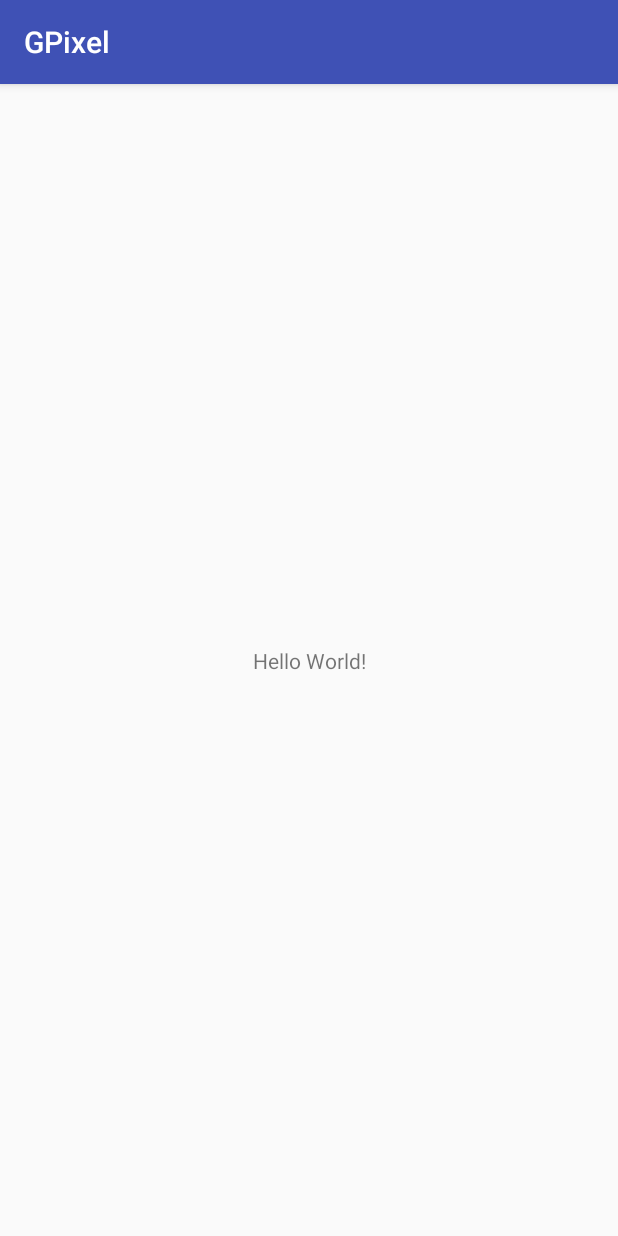
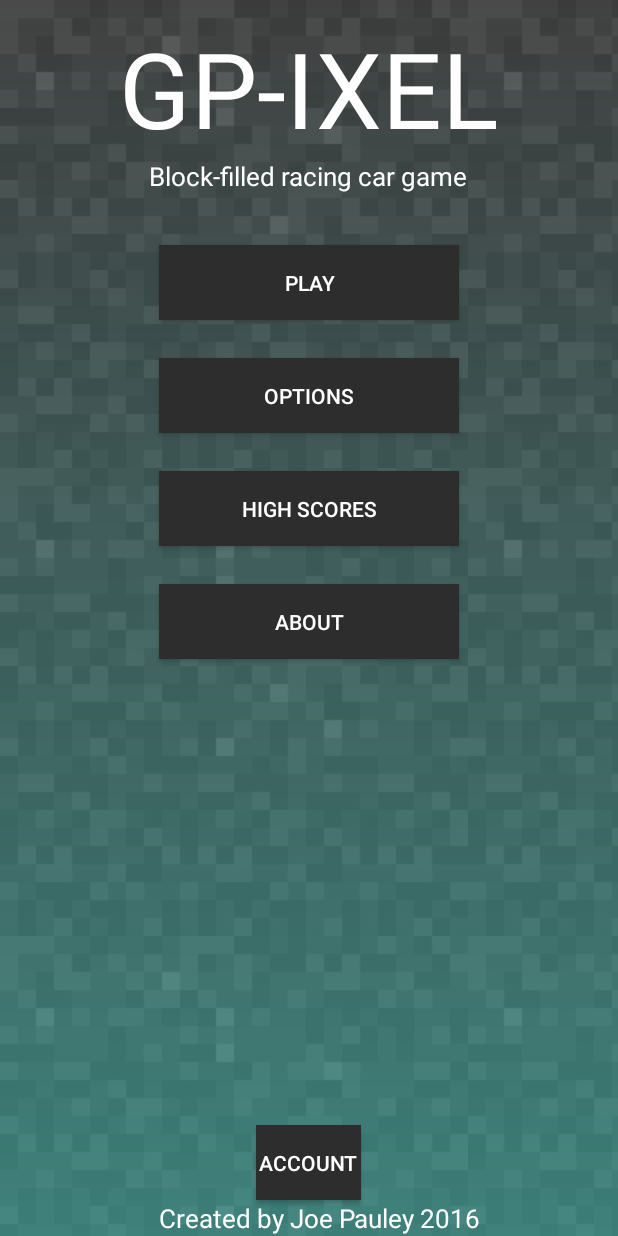
Before and after one commit to nebbsie/GPixel, an Android app: the screen it shows after launch (menu_activity), on a phone screen of 412 x 824 dp. Run offline under Robolectric (Android 15) with nearby library versions, the light colour scheme and no system bars.

Commit message:
Added the play button. And the selec car activity.

```diff
--- a/app/src/main/AndroidManifest.xml
+++ b/app/src/main/AndroidManifest.xml
@@ -9,13 +9,14 @@
         android:roundIcon="@mipmap/ic_launcher_round"
         android:supportsRtl="true"
         android:theme="@style/AppTheme">
-        <activity android:name=".menu_activity">
+        <activity android:name=".activities.menu_activity">
             <intent-filter>
                 <action android:name="android.intent.action.MAIN" />
 
                 <category android:name="android.intent.category.LAUNCHER" />
             </intent-filter>
         </activity>
+        <activity android:name=".activities.select_car_activity"></activity>
     </application>
 
 </manifest>
--- /dev/null
+++ b/app/src/main/java/com/bluecrabstudios/gpixel/activities/menu_activity.java
@@ -0,0 +1,97 @@
+package com.bluecrabstudios.gpixel.activities;
+
+import android.app.Activity;
+import android.content.Intent;
+import android.graphics.Point;
+import android.graphics.drawable.TransitionDrawable;
+import android.os.Bundle;
+import android.view.Display;
+import android.view.View;
+import android.view.Window;
+import android.view.WindowManager;
+import android.widget.Button;
+import android.widget.RelativeLayout;
+
+import com.bluecrabstudios.gpixel.R;
+
+public class menu_activity extends Activity {
+
+    public static final String TAG = "MENU_ACTIVITY";
+
+    private int width, height;
+
+    @Override
+    protected void onCreate(Bundle savedInstanceState) {
+        super.onCreate(savedInstanceState);
+
+        // Sets the screen to fullscreen.
+        requestWindowFeature(Window.FEATURE_NO_TITLE);
+        getWindow().addFlags(WindowManager.LayoutParams.FLAG_KEEP_SCREEN_ON);
+        getWindow().setFlags(WindowManager.LayoutParams.FLAG_FULLSCREEN, WindowManager.LayoutParams.FLAG_FULLSCREEN);
+
+        // Sets the view to the menu activity.
+        setContentView(R.layout.menu_activity);
+
+        // Get display settings.
+        Display display = getWindowManager().getDefaultDisplay();
+        Point size = new Point();
+        display.getSize(size);
+        width = size.x;
+        height = size.y;
+
+        // Setup the buttons on the home screen.
+        setup();
+    }
+
+    private void setup() {
+
+        RelativeLayout rl = (RelativeLayout) findViewById(R.id.rel_layout);
+        TransitionDrawable transition = (TransitionDrawable) rl.getBackground();
+        transition.startTransition(500);
+
+        final Button play = (Button) findViewById(R.id.play);
+        play.setOnClickListener(new View.OnClickListener() {
+            @Override
+            public void onClick(View v) {
+                Intent i = new Intent();
+                i.setClass(getApplicationContext(), select_car_activity.class);
+                startActivity(i);
+            }
+        });
+
+        final Button options = (Button) findViewById(R.id.options);
+        options.setOnClickListener(new View.OnClickListener() {
+            @Override
+            public void onClick(View v) {
+
+            }
+        });
+
+        final Button about = (Button) findViewById(R.id.about);
+        about.setOnClickListener(new View.OnClickListener() {
+            @Override
+            public void onClick(View v) {
+
+            }
+        });
+
+        final Button highScores = (Button) findViewById(R.id.highScores);
+        highScores.setOnClickListener(new View.OnClickListener() {
+            @Override
+            public void onClick(View v) {
+
+            }
+        });
+
+        final Button myAccount = (Button) findViewById(R.id.MyAccountButton);
+        myAccount.setOnClickListener(new View.OnClickListener(){
+            @Override
+            public void onClick(View view) {
+
+            }
+        });
+
+    }
+
+
+}
--- a/app/src/main/java/com/bluecrabstudios/gpixel/menu_activity.java
+++ /dev/null
@@ -1,13 +0,0 @@
-package com.bluecrabstudios.gpixel;
-
-import android.support.v7.app.AppCompatActivity;
-import android.os.Bundle;
-
-public class menu_activity extends AppCompatActivity {
-
-    @Override
-    protected void onCreate(Bundle savedInstanceState) {
-        super.onCreate(savedInstanceState);
-        setContentView(R.layout.menu_activity);
-    }
-}
--- a/app/src/main/res/layout/menu_activity.xml
+++ b/app/src/main/res/layout/menu_activity.xml
@@ -1,18 +1,107 @@
 <?xml version="1.0" encoding="utf-8"?>
-<android.support.constraint.ConstraintLayout xmlns:android="http://schemas.android.com/apk/res/android"
-    xmlns:app="http://schemas.android.com/apk/res-auto"
-    xmlns:tools="http://schemas.android.com/tools"
-    android:layout_width="match_parent"
+<LinearLayout xmlns:android="http://schemas.android.com/apk/res/android"
+    android:orientation="vertical" android:layout_width="match_parent"
     android:layout_height="match_parent"
-    tools:context="com.bluecrabstudios.gpixel.menu_activity">
+    android:background="@drawable/back">
 
-    <TextView
-        android:layout_width="wrap_content"
-        android:layout_height="wrap_content"
-        android:text="Hello World!"
-        app:layout_constraintBottom_toBottomOf="parent"
-        app:layout_constraintLeft_toLeftOf="parent"
-        app:layout_constraintRight_toRightOf="parent"
-        app:layout_constraintTop_toTopOf="parent" />
 
-</android.support.constraint.ConstraintLayout>
+    <RelativeLayout
+        android:id="@+id/rel_layout"
+        android:layout_width="match_parent"
+        android:layout_height="match_parent"
+        android:background="@drawable/transition">
+
+        <TextView
+            android:id="@+id/title"
+            android:layout_width="wrap_content"
+            android:layout_height="wrap_content"
+            android:layout_alignParentTop="true"
+            android:layout_centerHorizontal="true"
+            android:layout_marginTop="12dp"
+            android:text="@string/app_name"
+            android:textAppearance="?android:attr/textAppearanceLarge"
+            android:textColor="@android:color/white"
+            android:textSize="70sp" />
+
+        <Button
+            android:id="@+id/play"
+            android:layout_width="200sp"
+            android:layout_height="50sp"
+            android:layout_below="@+id/textView2"
+            android:layout_centerHorizontal="true"
+            android:layout_marginTop="34dp"
+            android:background="@drawable/button_black"
+            android:text="@string/play"
+            android:textColor="@android:color/white" />
+
+        <Button
+            android:id="@+id/options"
+            android:layout_width="200sp"
+            android:layout_height="50sp"
+            android:layout_alignLeft="@+id/play"
+            android:layout_alignStart="@+id/play"
+            android:layout_below="@+id/play"
+            android:layout_marginTop="25dp"
+            android:background="@drawable/button_black"
+            android:text="@string/options"
+            android:textColor="@android:color/white" />
+
+        <Button
+            android:id="@+id/highScores"
+            android:layout_width="200sp"
+            android:layout_height="50sp"
+            android:layout_alignLeft="@+id/options"
+            android:layout_alignStart="@+id/options"
+            android:layout_below="@+id/options"
+            android:layout_marginTop="25dp"
+            android:background="@drawable/button_black"
+            android:text="@string/high_scores"
+            android:textColor="@android:color/white" />
+
+        <Button
+            android:id="@+id/about"
+            android:layout_width="200sp"
+            android:layout_height="50sp"
+            android:layout_alignEnd="@+id/highScores"
+            android:layout_alignRight="@+id/highScores"
+            android:layout_below="@+id/highScores"
+            android:layout_marginTop="25dp"
+            android:background="@drawable/button_black"
+            android:text="@string/about"
+            android:textColor="@android:color/white" />
+
+        <Button
+            android:id="@+id/MyAccountButton"
+            android:layout_width="70sp"
+            android:layout_height="50sp"
+            android:background="@drawable/button_black"
+            android:text="Account"
+            android:textColor="@android:color/white"
+            android:layout_above="@+id/textView"
+            android:layout_centerHorizontal="true" />
+
+        <TextView
+            android:id="@+id/textView"
+            android:layout_width="wrap_content"
+            android:layout_height="wrap_content"
+            android:text="@string/credit"
+            android:textAppearance="?android:attr/textAppearanceLarge"
+            android:textColor="@android:color/white"
+            android:textSize="17sp"
+            android:layout_alignParentBottom="true"
+            android:layout_alignLeft="@+id/about"
+            android:layout_alignStart="@+id/about" />
+
+        <TextView
+            android:id="@+id/textView2"
+            android:layout_width="wrap_content"
+            android:layout_height="wrap_content"
+            android:layout_below="@+id/title"
+            android:layout_centerHorizontal="true"
+            android:text="@string/tag_line"
+            android:textAppearance="?android:attr/textAppearanceLarge"
+            android:textColor="@android:color/white"
+            android:textSize="17sp" />
+
+    </RelativeLayout>
+</LinearLayout>
```
Also changed, not shown: app/src/main/java/com/bluecrabstudios/gpixel/Options.java (added, +18 -0 lines), app/src/main/java/com/bluecrabstudios/gpixel/activities/select_car_activity.java (added, +115 -0 lines), app/src/main/res/layout/select_car_activity.xml (added, +148 -0 lines), app/src/main/res/values/strings.xml (+55 -1 lines).
